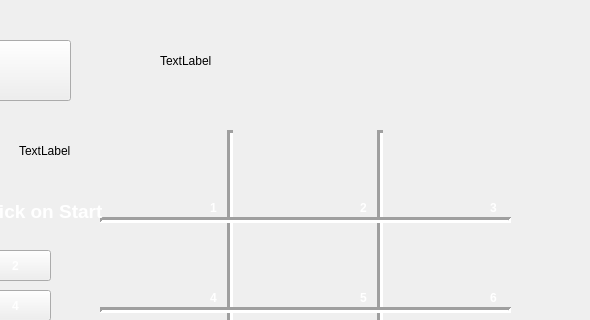
Above: TicTacToe/mainwindow.ui from Shreesh29/Tic-Tac-Toe-sd-b before the change; both pictures show x 210 to 800 and y 0 to 320 of the 800 by 600 pixel window. Below: the same form after it.
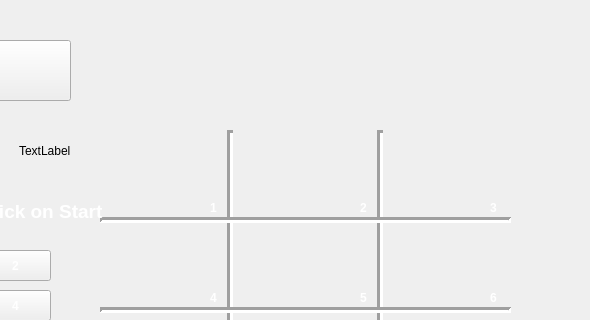
That is the form after the change. Icons and pictures are not drawn.

Commit message: Added background image and title image to the resource file so that it appears when program is run on a different machine

Patch:
```diff
--- a/TicTacToe/mainwindow.ui
+++ b/TicTacToe/mainwindow.ui
@@ -709,14 +709,17 @@
    <widget class="QLabel" name="label_23">
     <property name="geometry">
      <rect>
-      <x>370</x>
+      <x>380</x>
       <y>20</y>
-      <width>461</width>
+      <width>291</width>
       <height>81</height>
      </rect>
     </property>
+    <property name="styleSheet">
+     <string notr="true">background-image: url(:/img/Title.png)</string>
+    </property>
     <property name="text">
-     <string>TextLabel</string>
+     <string/>
     </property>
    </widget>
    <zorder>label_6</zorder>
```
Left out of the diff: 4 changed lines with no effect on the pictures. The commit also changes 6 other files.
